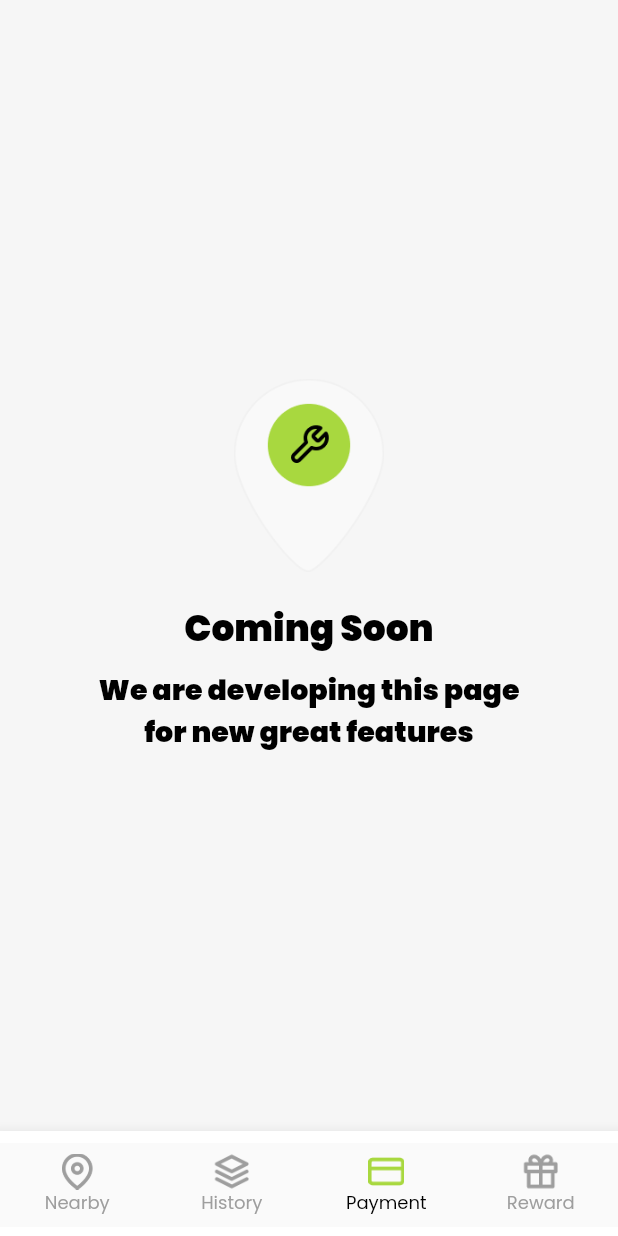
After one commit to magerngoding/hotellio-app, a Flutter app: the HomePage screen opened by its route, item 3 of the bottom bar chosen, on a phone screen of 412 x 824 dp. The commit adds this screen. Run offline on Flutter 3.47's test engine with Material 2 defaults, Android fonts, the phone set to English and light mode, and no system bars; our stand-ins replace cloud_firestore, firebase_auth, firebase_core, flutter_rating_bar, get, google_fonts and 2 more; missing offline and left inert: d_info; accounts and stored records are empty.

Commit message:
Add coming soon page

```diff
--- a/lib/config/app_asset.dart
+++ b/lib/config/app_asset.dart
@@ -12,4 +12,5 @@
   static const iconOffice = 'asset/icon_office.png';
   static const iconStore = 'asset/icon_store.png';
   static const iconWifi = 'asset/icon_wifi.png';
+  static const iconComingSoon = 'asset/icon_coming_soon.png';
 }
--- a/lib/page/home_page.dart
+++ b/lib/page/home_page.dart
@@ -5,6 +5,7 @@
 import 'package:hotels_app/controller/c_home.dart';
 import 'package:hotels_app/page/history_page.dart';
 import 'package:hotels_app/page/nearby_page.dart';
+import 'package:hotels_app/widget/coming_soon.dart';
 
 import '../config/app_asset.dart';
 import '../config/app_color.dart';
@@ -24,12 +25,17 @@
   @override
   Widget build(BuildContext context) {
     return Scaffold(
-      body: Obx(() {
-        if (cHome.indexPage == 1) {
-          return HistoryPage();
-        }
-        return NearbyPage();
-      }),
+      body: Obx(
+        () {
+          if (cHome.indexPage == 0) {
+            return NearbyPage();
+          }
+          if (cHome.indexPage == 1) {
+            return HistoryPage();
+          }
+          return ComingSoon();
+        },
+      ),
       bottomNavigationBar: Obx(
         () {
           return Material(
--- /dev/null
+++ b/lib/widget/coming_soon.dart
@@ -0,0 +1,47 @@
+// ignore_for_file: prefer_const_constructors
+
+import 'package:flutter/material.dart';
+import 'package:hotels_app/config/app_asset.dart';
+
+class ComingSoon extends StatelessWidget {
+  const ComingSoon({super.key});
+
+  @override
+  Widget build(BuildContext context) {
+    return Center(
+      child: Column(
+        mainAxisSize: MainAxisSize.min,
+        children: [
+          Image.asset(
+            AppAsset.iconComingSoon,
+            fit: BoxFit.cover,
+            height: 129,
+          ),
+          const SizedBox(
+            height: 20.0,
+          ),
+          Text(
+            'Coming Soon',
+            style: TextStyle(
+              fontSize: 24.0,
+              fontWeight: FontWeight.w900,
+              color: Colors.black,
+            ),
+          ),
+          const SizedBox(
+            height: 8.0,
+          ),
+          Text(
+            'We are developing this page\nfor new great features',
+            style: TextStyle(
+              fontSize: 19.0,
+              fontWeight: FontWeight.w900,
+              color: Colors.black,
+            ),
+            textAlign: TextAlign.center,
+          ),
+        ],
+      ),
+    );
+  }
+}
```
Also changed, not shown: asset/icon_coming_soon.png (added).
